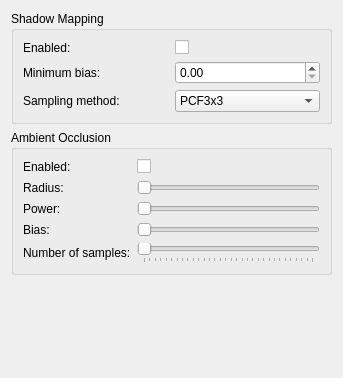
Old version of the form editor/RendererProperties.ui in the repository krwc/phi.
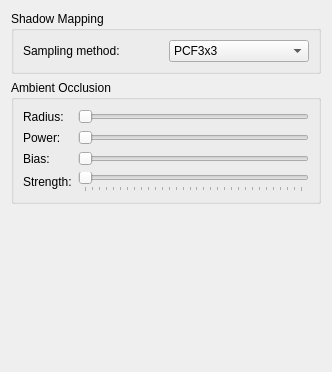
New version of the form.

What changed in the file:
```diff
--- a/editor/RendererProperties.ui
+++ b/editor/RendererProperties.ui
@@ -6,8 +6,8 @@
    <rect>
     <x>0</x>
     <y>0</y>
-    <width>343</width>
-    <height>378</height>
+    <width>332</width>
+    <height>372</height>
    </rect>
   </property>
   <property name="windowTitle">
@@ -20,29 +20,15 @@
       <string>Shadow Mapping</string>
      </property>
      <layout class="QGridLayout" name="gridLayout">
-      <item row="2" column="0">
+      <item row="0" column="0">
        <widget class="QLabel" name="label_2">
         <property name="text">
          <string>Sampling method:</string>
         </property>
        </widget>
       </item>
-      <item row="0" column="0">
-       <widget class="QLabel" name="label">
-        <property name="text">
-         <string>Enabled:</string>
-        </property>
-       </widget>
-      </item>
       <item row="0" column="1">
-       <widget class="QCheckBox" name="checkBox">
-        <property name="text">
-         <string/>
-        </property>
-       </widget>
-      </item>
-      <item row="2" column="1">
-       <widget class="QComboBox" name="comboBox">
+       <widget class="QComboBox" name="shadowFilter">
         <item>
          <property name="text">
           <string>PCF3x3</string>
@@ -60,16 +46,6 @@
         </item>
        </widget>
       </item>
-      <item row="1" column="0">
-       <widget class="QLabel" name="label_6">
-        <property name="text">
-         <string>Minimum bias:</string>
-        </property>
-       </widget>
-      </item>
-      <item row="1" column="1">
-       <widget class="QDoubleSpinBox" name="doubleSpinBox"/>
-      </item>
      </layout>
     </widget>
    </item>
@@ -79,43 +55,36 @@
       <string>Ambient Occlusion</string>
      </property>
      <layout class="QGridLayout" name="gridLayout_2">
-      <item row="3" column="0">
+      <item row="2" column="0">
        <widget class="QLabel" name="label_4">
         <property name="text">
          <string>Power:</string>
         </property>
        </widget>
       </item>
-      <item row="2" column="0">
+      <item row="1" column="0">
        <widget class="QLabel" name="label_3">
         <property name="text">
          <string>Radius:</string>
         </property>
        </widget>
       </item>
-      <item row="4" column="0">
+      <item row="3" column="0">
        <widget class="QLabel" name="label_5">
         <property name="text">
          <string>Bias:</string>
         </property>
        </widget>
       </item>
-      <item row="0" column="0">
-       <widget class="QLabel" name="label_9">
-        <property name="text">
-         <string>Enabled:</string>
-        </property>
-       </widget>
-      </item>
-      <item row="5" column="0">
+      <item row="4" column="0">
        <widget class="QLabel" name="label_7">
         <property name="text">
-         <string>Number of samples:</string>
+         <string>Strength:</string>
         </property>
        </widget>
       </item>
-      <item row="5" column="1">
-       <widget class="QSlider" name="ssaoSamples">
+      <item row="4" column="1">
+       <widget class="QSlider" name="ssaoStrength">
         <property name="minimum">
          <number>4</number>
         </property>
@@ -148,17 +117,17 @@
         </property>
        </widget>
       </item>
-      <item row="4" column="1">
-       <widget class="QSlider" name="ssaoBias">
-        <property name="maximum">
-         <number>10000</number>
-        </property>
-        <property name="orientation">
-         <enum>Qt::Horizontal</enum>
-        </property>
-       </widget>
-      </item>
       <item row="3" column="1">
+       <widget class="QSlider" name="ssaoBias">
+        <property name="maximum">
+         <number>10000</number>
+        </property>
+        <property name="orientation">
+         <enum>Qt::Horizontal</enum>
+        </property>
+       </widget>
+      </item>
+      <item row="2" column="1">
        <widget class="QSlider" name="ssaoPower">
         <property name="maximum">
          <number>10000</number>
@@ -168,7 +137,7 @@
         </property>
        </widget>
       </item>
-      <item row="2" column="1">
+      <item row="1" column="1">
        <widget class="QSlider" name="ssaoRadius">
         <property name="minimum">
          <number>0</number>
@@ -184,13 +153,6 @@
         </property>
        </widget>
       </item>
-      <item row="0" column="1">
-       <widget class="QCheckBox" name="checkBox_2">
-        <property name="text">
-         <string/>
-        </property>
-       </widget>
-      </item>
      </layout>
      <zorder>label_3</zorder>
      <zorder>label_4</zorder>
```
Left out of the diff: 4 changed lines with no effect on the pictures.
